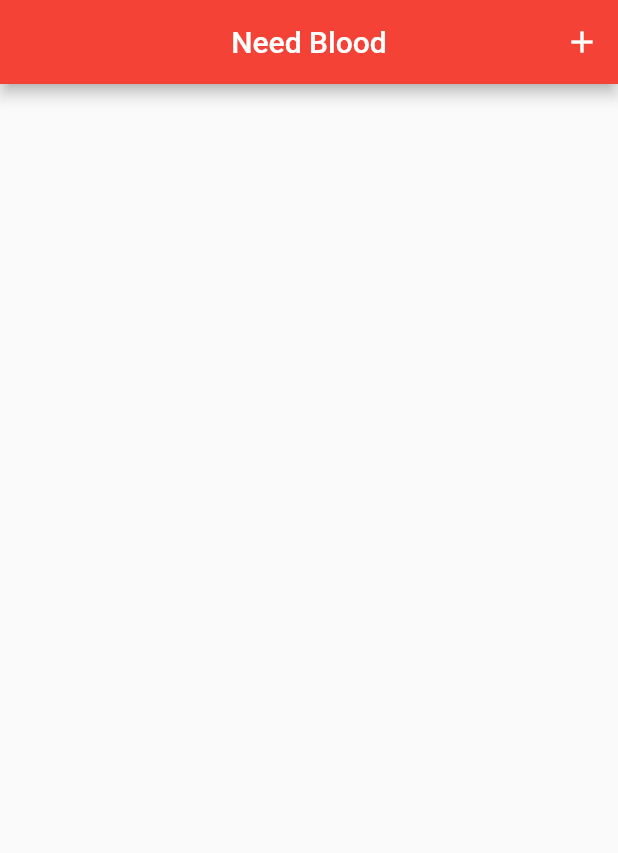
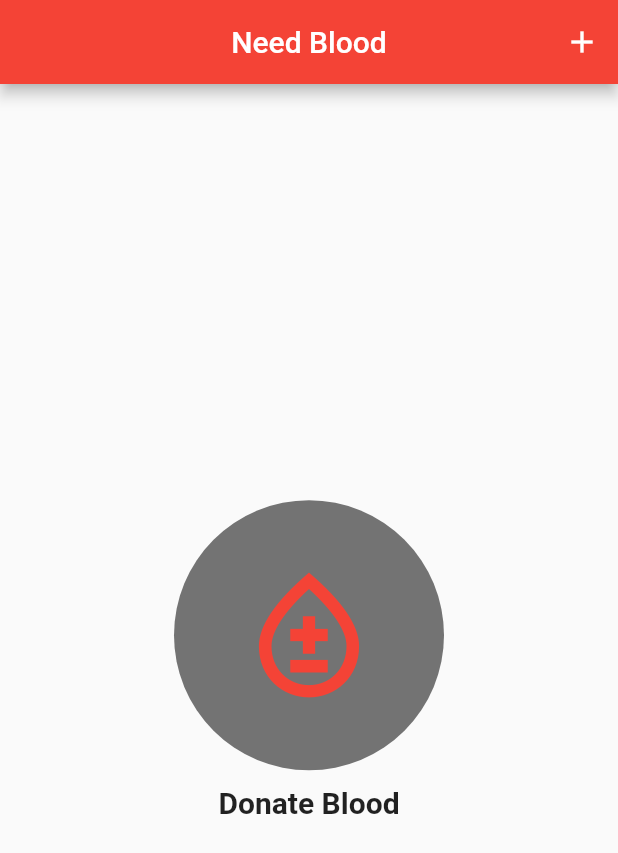
Before and after one commit to siraajul/blood_donate_live, a Flutter app: the screen it shows after launch, on a phone screen of 412 x 824 dp. Shown: the top 853 px of the screen. Run offline on Flutter 3.47's test engine with Material 3 defaults, Android fonts, the phone set to English and light mode, and no system bars.

Commit message:
update:--> home_page.dart

```diff
--- a/lib/screens/home_page.dart
+++ b/lib/screens/home_page.dart
@@ -8,11 +8,35 @@ class HomePage extends StatelessWidget {
     return Scaffold(
       appBar: AppBar(
         backgroundColor: Colors.red,
-        title: const Text('Need Blood',style: TextStyle(color: Colors.white),),
+        title: const Text(
+          'Need Blood',
+          style: TextStyle(color: Colors.white),
+        ),
         centerTitle: true,
-        actions: [
-          IconButton(onPressed: (){}, icon: const Icon(Icons.add))
-        ],
+        actions: [IconButton(onPressed: () {}, icon: const Icon(Icons.add))],
+      ),
+      body: const Center(
+        child: Column(
+          mainAxisAlignment: MainAxisAlignment.center,
+          children: [
+            CircleAvatar(
+              radius: 90,
+              backgroundColor: Colors.black54,
+              child: Icon(
+                Icons.bloodtype_outlined,
+                size: 100,
+                color: Colors.red,
+              ),
+            ),
+            SizedBox(
+              height: 10,
+            ),
+            Text(
+              'Donate Blood',
+              style: TextStyle(fontSize: 20, fontWeight: FontWeight.bold),
+            )
+          ],
+        ),
       ),
     );
   }
```
